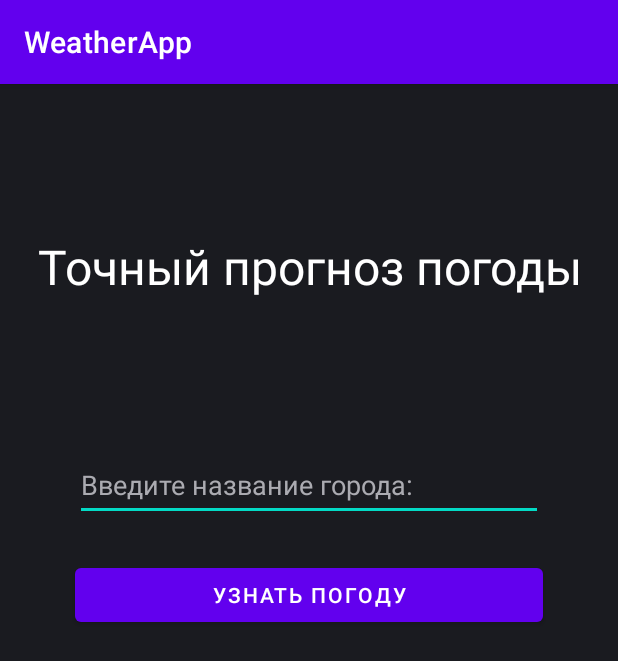
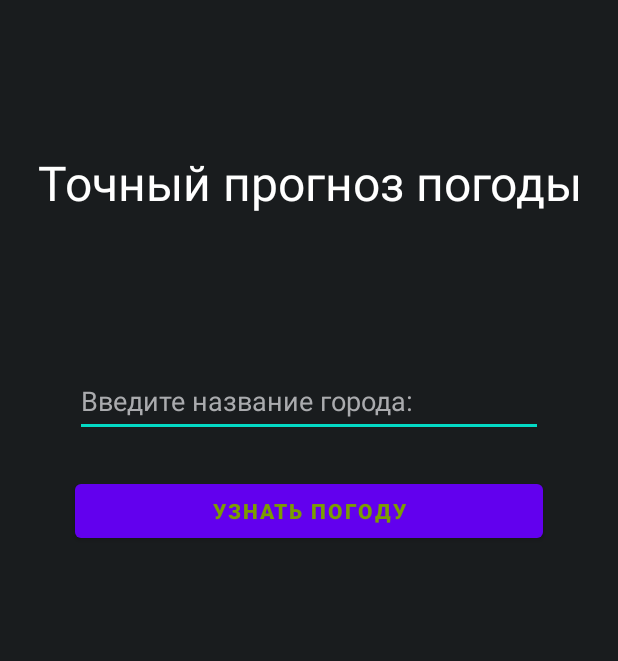
Before and after one commit to LamerN/WeatherApp, an Android app: the screen it shows after launch (MainActivity), on a phone screen of 412 x 824 dp. Shown: the top 661 px of the screen. Run offline under Robolectric (Android 15) with nearby library versions, the phone set to English and light mode, and no system bars; Roboto replaces fonts that are not available here.

Commit message:
start main activity

```diff
--- a/app/src/main/java/com/example/weatherapp/MainActivity.java
+++ b/app/src/main/java/com/example/weatherapp/MainActivity.java
@@ -3,12 +3,36 @@ package com.example.weatherapp;
 import androidx.appcompat.app.AppCompatActivity;
 
 import android.os.Bundle;
+import android.view.View;
+import android.widget.Button;
+import android.widget.EditText;
+import android.widget.TextView;
+import android.widget.Toast;
 
 public class MainActivity extends AppCompatActivity {
+
+    private EditText editTextCity;
+    private Button buttonSearch;
+    private TextView textViewWeather;
 
     @Override
     protected void onCreate(Bundle savedInstanceState) {
         super.onCreate(savedInstanceState);
         setContentView(R.layout.activity_main);
+
+        editTextCity = findViewById(R.id.editTextCity);
+        buttonSearch = findViewById(R.id.buttonSearch);
+        textViewWeather = findViewById(R.id.textViewWeather);
+
+        buttonSearch.setOnClickListener(new View.OnClickListener() {
+            @Override
+            public void onClick(View view) {
+                String cityName = editTextCity.getText().toString();
+                if ((cityName.trim().equals(""))) {
+                    Toast.makeText(MainActivity.this,R.string.toast_text, Toast.LENGTH_SHORT).show();
+                }
+            }
+        });
+
     }
 }
--- a/app/src/main/res/layout/activity_main.xml
+++ b/app/src/main/res/layout/activity_main.xml
@@ -4,7 +4,7 @@
     xmlns:tools="http://schemas.android.com/tools"
     android:layout_width="match_parent"
     android:layout_height="match_parent"
-    android:background="@color/material_dynamic_neutral10"
+    android:background="@color/black_gray"
     tools:context=".MainActivity">
 
     <TextView
@@ -15,7 +15,7 @@
         android:fontFamily="@font/palanquin_dark"
         android:text="@string/logo_text"
         android:textAlignment="center"
-        android:textColor="@color/design_default_color_on_primary"
+        android:textColor="@color/white_gray"
         android:textSize="32sp" />
 
     <EditText
@@ -27,7 +27,8 @@
         android:layout_marginTop="100dp"
         android:hint="@string/enter_city_name"
         android:minHeight="48dp"
-        android:textColorHint="@color/material_dynamic_neutral70" />
+        android:textColorHint="@color/gray"
+        android:textColor="@color/gray"/>
 
     <Button
         android:id="@+id/buttonSearch"
@@ -36,7 +37,9 @@
         android:layout_below="@+id/editTextCity"
         android:layout_marginHorizontal="50dp"
         android:layout_marginTop="25dp"
-        android:text="@string/button_search_text" />
+        android:text="@string/button_search_text"
+        android:textColor="@color/yellow_gray"
+        android:textStyle="bold" />
 
     <TextView
         android:id="@+id/textViewWeather"
@@ -44,9 +47,8 @@
         android:layout_height="wrap_content"
         android:layout_below="@+id/buttonSearch"
         android:layout_marginTop="20dp"
-
         android:textAlignment="center"
-        android:textColor="@color/material_dynamic_neutral70"
+        android:textColor="@color/gray"
         android:textSize="25sp"/>
 
 </RelativeLayout>
--- a/app/src/main/res/values/colors.xml
+++ b/app/src/main/res/values/colors.xml
@@ -7,4 +7,8 @@
     <color name="teal_700">#FF018786</color>
     <color name="black">#FF000000</color>
     <color name="white">#FFFFFFFF</color>
+    <color name="black_gray">#191C1E</color>
+    <color name="white_gray">#FFFFFF</color>
+    <color name="gray">#AAABAE</color>
+    <color name="yellow_gray">#7B9E00</color>
 </resources>
--- a/app/src/main/res/values/strings.xml
+++ b/app/src/main/res/values/strings.xml
@@ -3,4 +3,6 @@
     <string name="logo_text">Точный прогноз погоды</string>
     <string name="enter_city_name">Введите название города:</string>
     <string name="button_search_text">Узнать погоду</string>
+    <string name="toast_text">Введите название города!</string>
+
 </resources>
--- a/app/src/main/res/values/themes.xml
+++ b/app/src/main/res/values/themes.xml
@@ -1,6 +1,6 @@
 <resources xmlns:tools="http://schemas.android.com/tools">
     <!-- Base application theme. -->
-    <style name="Theme.WeatherApp" parent="Theme.MaterialComponents.DayNight.DarkActionBar">
+    <style name="Theme.WeatherApp" parent="Theme.MaterialComponents.DayNight.NoActionBar">
         <!-- Primary brand color. -->
         <item name="colorPrimary">@color/purple_500</item>
         <item name="colorPrimaryVariant">@color/purple_700</item>
```
